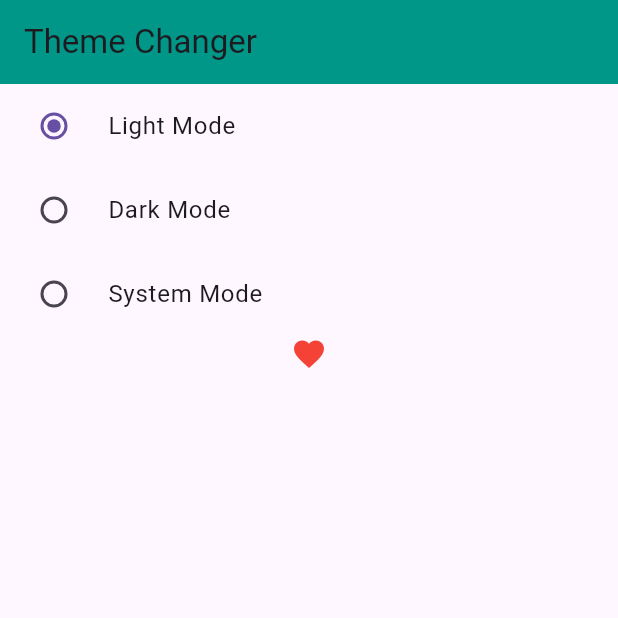
After one commit to HasnathJami/Flutter_Provider_Masterclass, a Flutter app: the screen it shows after launch, after a tap on "Light Mode", on a phone screen of 412 x 824 dp, the top half of it. The commit adds this screen. Run offline on Flutter 3.47's test engine with Material 3 defaults, Android fonts, the phone set to English and light mode, and no system bars.

Commit message:
8. Provider: Light and Dark Theme

```diff
--- a/lib/main.dart
+++ b/lib/main.dart
@@ -1,8 +1,9 @@
 import 'package:flutter/material.dart';
-import 'package:flutter_provider_masterclass/favorite/favorite_screen.dart';
 import 'package:flutter_provider_masterclass/provider/counter_provider.dart';
 import 'package:flutter_provider_masterclass/provider/favorite_provider.dart';
 import 'package:flutter_provider_masterclass/provider/slider_provider.dart';
+import 'package:flutter_provider_masterclass/provider/theme_changer_provider.dart';
+import 'package:flutter_provider_masterclass/theme/theme_screen.dart';
 import 'package:provider/provider.dart';
 
 void main() {
@@ -26,12 +27,28 @@ class myApp extends StatelessWidget {
       providers: [
         ChangeNotifierProvider(create: (_) => CounterProvider()),
         ChangeNotifierProvider(create: (_) => SliderProvider()),
-        ChangeNotifierProvider(create: (_) => FavoriteProvider())
+        ChangeNotifierProvider(create: (_) => FavoriteProvider()),
+        ChangeNotifierProvider(create: (_) => ThemeChangerProvider())
       ],
-      child: MaterialApp(
-        title: "Provider Masterclass",
-        home: FavoriteScreen(),
-      ),
+      child: Builder(builder: (context) {
+        final provider = Provider.of<ThemeChangerProvider>(context);
+        return MaterialApp(
+          title: "Provider Masterclass",
+          themeMode: provider.themeMode,
+          theme: ThemeData(
+              appBarTheme: AppBarTheme(backgroundColor: Colors.teal),
+              iconTheme: IconThemeData(color: Colors.red),
+              brightness: Brightness.light,
+              primarySwatch: Colors.blue),
+          darkTheme: ThemeData(
+              appBarTheme: AppBarTheme(backgroundColor: Colors.red),
+              iconTheme: IconThemeData(color: Colors.blue),
+              brightness: Brightness.dark,
+              primarySwatch: Colors.green,
+              primaryColor: Colors.green),
+          home: ThemeScreen(),
+        );
+      }),
     );
   }
 }
--- /dev/null
+++ b/lib/provider/theme_changer_provider.dart
@@ -0,0 +1,12 @@
+import 'package:flutter/material.dart';
+
+class ThemeChangerProvider with ChangeNotifier {
+  var _themeMode = ThemeMode.light;
+
+  ThemeMode get themeMode => _themeMode;
+
+  void setTheme(themeModeValue) {
+    _themeMode = themeModeValue;
+    notifyListeners();
+  }
+}
--- /dev/null
+++ b/lib/theme/theme_screen.dart
@@ -0,0 +1,42 @@
+import 'package:flutter/material.dart';
+import 'package:flutter_provider_masterclass/provider/theme_changer_provider.dart';
+import 'package:provider/provider.dart';
+
+class ThemeScreen extends StatefulWidget {
+  const ThemeScreen({super.key});
+
+  @override
+  State<ThemeScreen> createState() => _ThemeScreenState();
+}
+
+class _ThemeScreenState extends State<ThemeScreen> {
+  @override
+  Widget build(BuildContext context) {
+    final provider = Provider.of<ThemeChangerProvider>(context);
+    return Scaffold(
+      appBar: AppBar(
+        title: Text('Theme Changer'),
+      ),
+      body: Column(
+        children: [
+          RadioListTile<ThemeMode>(
+              title: Text('Light Mode'),
+              value: ThemeMode.light,
+              groupValue: provider.themeMode,
+              onChanged: provider.setTheme),
+          RadioListTile(
+              title: Text('Dark Mode'),
+              value: ThemeMode.dark,
+              groupValue: provider.themeMode,
+              onChanged: provider.setTheme),
+          RadioListTile(
+              title: Text('System Mode'),
+              value: ThemeMode.system,
+              groupValue: provider.themeMode,
+              onChanged: provider.setTheme),
+          Icon(Icons.favorite)
+        ],
+      ),
+    );
+  }
+}
```
